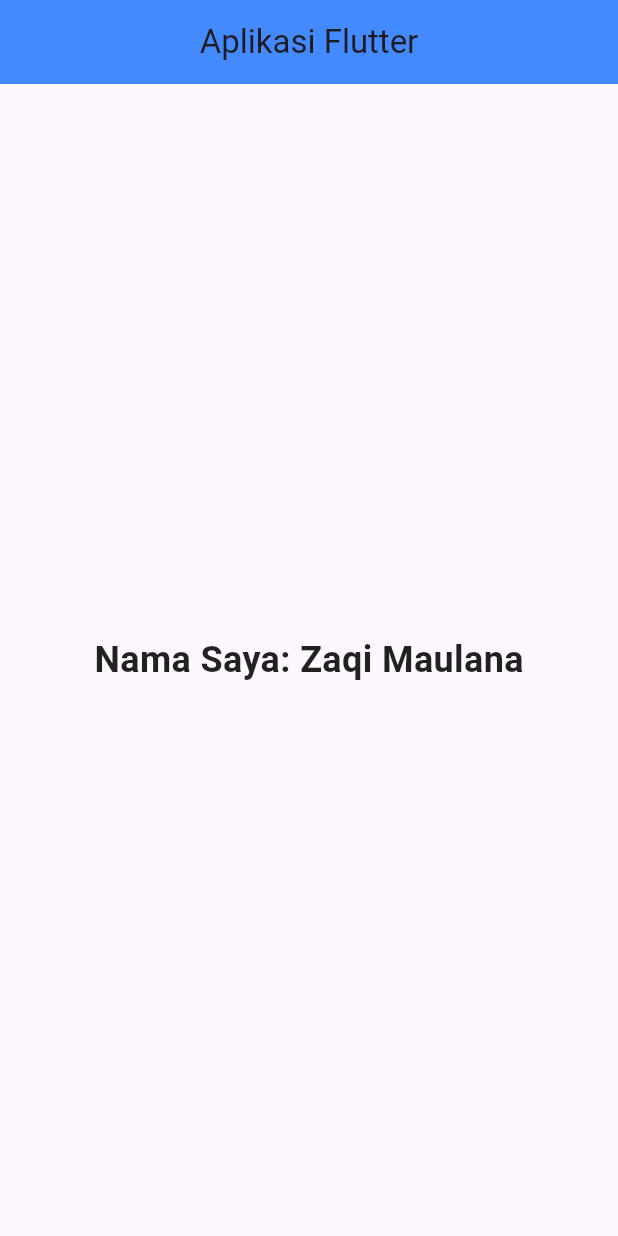
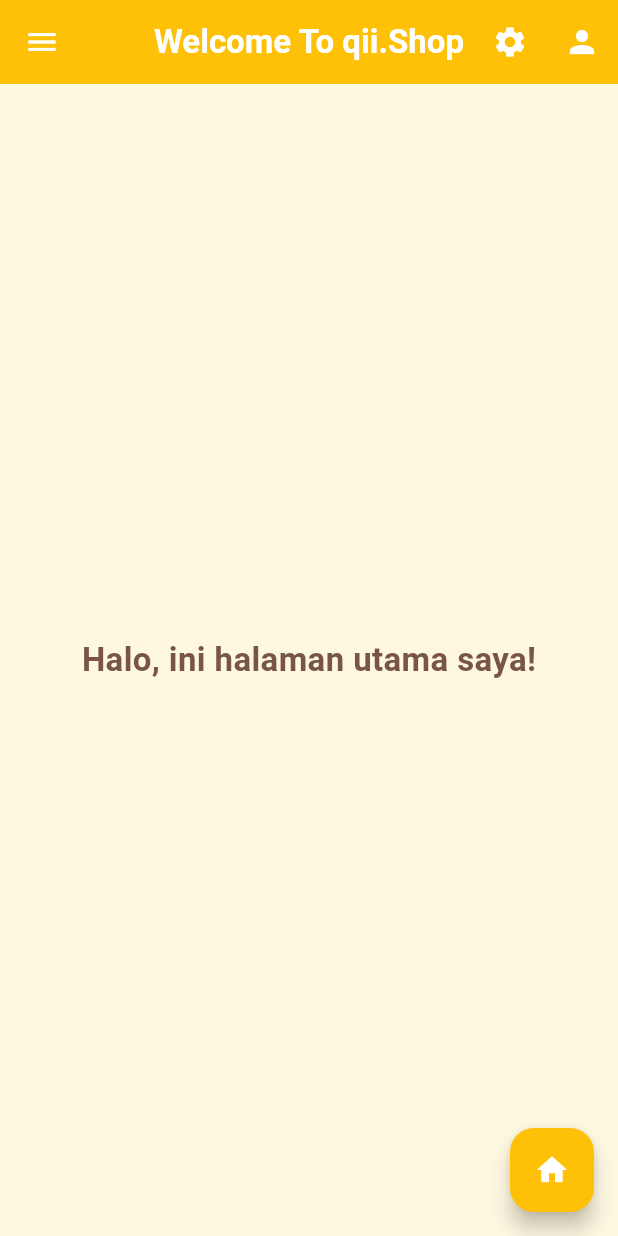
Before and after one commit to zaqimaulana/-Tugas_week4_1123150148, a Flutter app: the screen it shows after launch, on a phone screen of 412 x 824 dp. Run offline on Flutter 3.47's test engine with Material 3 defaults, Android fonts, the phone set to English and light mode, and no system bars.

Commit message:
commit 3

```diff
--- a/lib/main.dart
+++ b/lib/main.dart
@@ -4,30 +4,141 @@ void main() {
   runApp(const MyApp());
 }
 
-class MyApp extends StatelessWidget {
+class MyApp extends StatefulWidget {
   const MyApp({super.key});
 
   @override
+  State<MyApp> createState() => _MyAppState();
+}
+
+class _MyAppState extends State<MyApp> {
+  @override
   Widget build(BuildContext context) {
     return MaterialApp(
-      title: 'Aplikasi Flutter Saya',
+      title: 'qii.Shop',
       debugShowCheckedModeBanner: false,
-      home: Scaffold(
-        appBar: AppBar(
-          title: const Text('Aplikasi Flutter'),
-          backgroundColor: Colors.blueAccent,
+      theme: ThemeData(
+        primarySwatch: Colors.amber,
+        scaffoldBackgroundColor: const Color(0xFFFFF8E1),
+        appBarTheme: const AppBarTheme(
+          backgroundColor: Color(0xFFFFC107),
+          foregroundColor: Colors.white,
+          titleTextStyle: TextStyle(
+            fontSize: 22,
+            fontWeight: FontWeight.bold,
+            color: Colors.white,
+          ),
           centerTitle: true,
         ),
-        body: const Center(
-          child: Text(
-            'Nama Saya: Zaqi Maulana',
-            style: TextStyle(
-              fontSize: 24,
-              fontWeight: FontWeight.bold,
-              color: Colors.black87,
+      ),
+      home: const MyHomePage(),
+    );
+  }
+}
+
+class MyHomePage extends StatefulWidget {
+  const MyHomePage({super.key});
+
+  @override
+  State<MyHomePage> createState() => _MyHomePageState();
+}
+
+class _MyHomePageState extends State<MyHomePage> {
+  @override
+  Widget build(BuildContext context) {
+    return Scaffold(
+      appBar: AppBar(
+        title: const Text('Welcome To qii.Shop'),
+        actions: [
+          IconButton(
+            onPressed: () {
+              print('Icon setting ditekan');
+            },
+            icon: const Icon(Icons.settings),
+            tooltip: 'Pengaturan',
+          ),
+          IconButton(
+            onPressed: () {
+              print('Icon person ditekan');
+            },
+            icon: const Icon(Icons.person),
+            tooltip: 'Profil',
+          ),
+        ],
+      ),
+
+      // 🧭 Drawer ditambahkan di sini:
+      drawer: Drawer(
+        child: ListView(
+          padding: EdgeInsets.zero,
+          children: [
+            const UserAccountsDrawerHeader(
+              accountName: Text('Zaqi Maulana'),
+              accountEmail: Text('qii@mu.shop'),
+              currentAccountPicture: CircleAvatar(
+               backgroundImage: NetworkImage(
+                'https://prod.static9.net.au/fs/1f5a7072-3ee7-4235-b607-a12284d5dd87',
+               ),
+              ),
+              decoration: BoxDecoration(
+                color: Color(0xFFFFC107),
+              ),
             ),
+            ListTile(
+              leading: const Icon(Icons.home),
+              title: const Text('Beranda'),
+              onTap: () {
+                Navigator.pop(context); // menutup drawer
+                print('Menu Beranda dipilih');
+              },
+            ),
+            ListTile(
+              leading: const Icon(Icons.shopping_bag),
+              title: const Text('Produk'),
+              onTap: () {
+                Navigator.pop(context);
+                print('Menu Produk dipilih');
+              },
+            ),
+            ListTile(
+              leading: const Icon(Icons.settings),
+              title: const Text('Pengaturan'),
+              onTap: () {
+                Navigator.pop(context);
+                print('Menu Pengaturan dipilih');
+              },
+            ),
+            const Divider(),
+            ListTile(
+              leading: const Icon(Icons.info),
+              title: const Text('Tentang Aplikasi'),
+              onTap: () {
+                Navigator.pop(context);
+                print('Menu Tentang dipilih');
+              },
+            ),
+          ],
+        ),
+      ),
+
+      body: const Center(
+        child: Text(
+          'Halo, ini halaman utama saya!',
+          style: TextStyle(
+            fontSize: 22,
+            color: Colors.brown,
+            fontWeight: FontWeight.w600,
           ),
         ),
+      ),
+
+      floatingActionButton: FloatingActionButton(
+        onPressed: () {
+          print('Floating Action Button ditekan');
+        },
+        backgroundColor: Colors.amber,
+        tooltip: 'Kembali ke Home',
+        child: const Icon(Icons.home, color: Colors.white),
       ),
     );
   }
```
